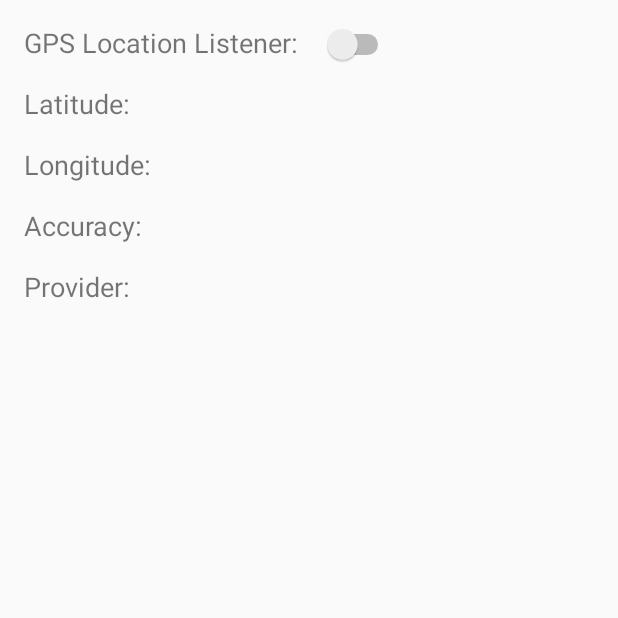
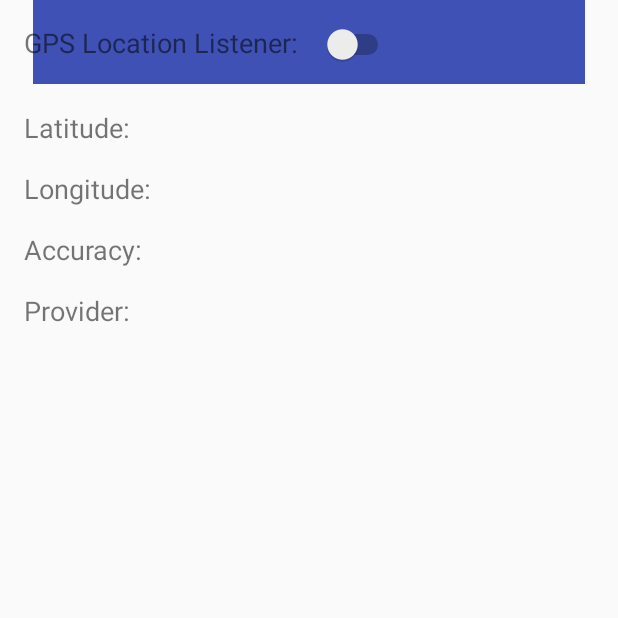
Before and after one commit to xiaoironman/Hackathon, an Android app: the SatelliteInformation screen opened directly, with no data from a screen before it, on a phone screen of 412 x 824 dp, the top half of it. Run offline under Robolectric (Android 15) with nearby library versions, the phone set to English and light mode, and no system bars.

Commit message:
changed toolbar

```diff
--- a/app/src/main/res/layout/activity_satellite_information.xml
+++ b/app/src/main/res/layout/activity_satellite_information.xml
@@ -8,6 +8,18 @@
     tools:layout_editor_absoluteY="25dp"
     tools:layout_editor_absoluteX="0dp">
 
+    <include
+        android:id="@+id/CogeoToolbar"
+        layout="@layout/header"
+        android:layout_width="368dp"
+        android:layout_height="wrap_content"
+        android:layout_marginEnd="8dp"
+        android:layout_marginLeft="8dp"
+        android:layout_marginRight="8dp"
+        android:layout_marginStart="8dp"
+        app:layout_constraintLeft_toLeftOf="parent"
+        app:layout_constraintRight_toRightOf="parent"
+        app:layout_constraintTop_toTopOf="parent" />
 
     <TextView
         android:id="@+id/text_listener_switch"
@@ -34,7 +46,7 @@
         android:layout_width="wrap_content"
         android:layout_height="wrap_content"
         android:layout_marginLeft="16dp"
-        android:layout_marginTop="16dp"
+        android:layout_marginTop="32dp"
         android:text="@string/latitude"
         android:textSize="18sp"
         app:layout_constraintLeft_toLeftOf="parent"
```
